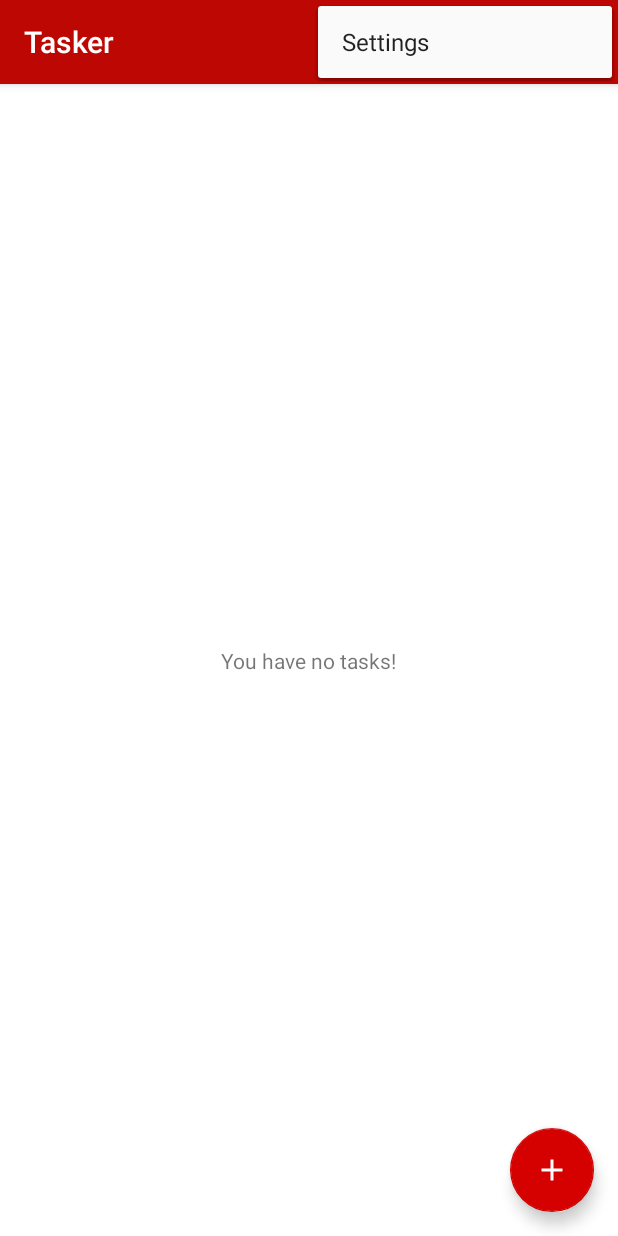
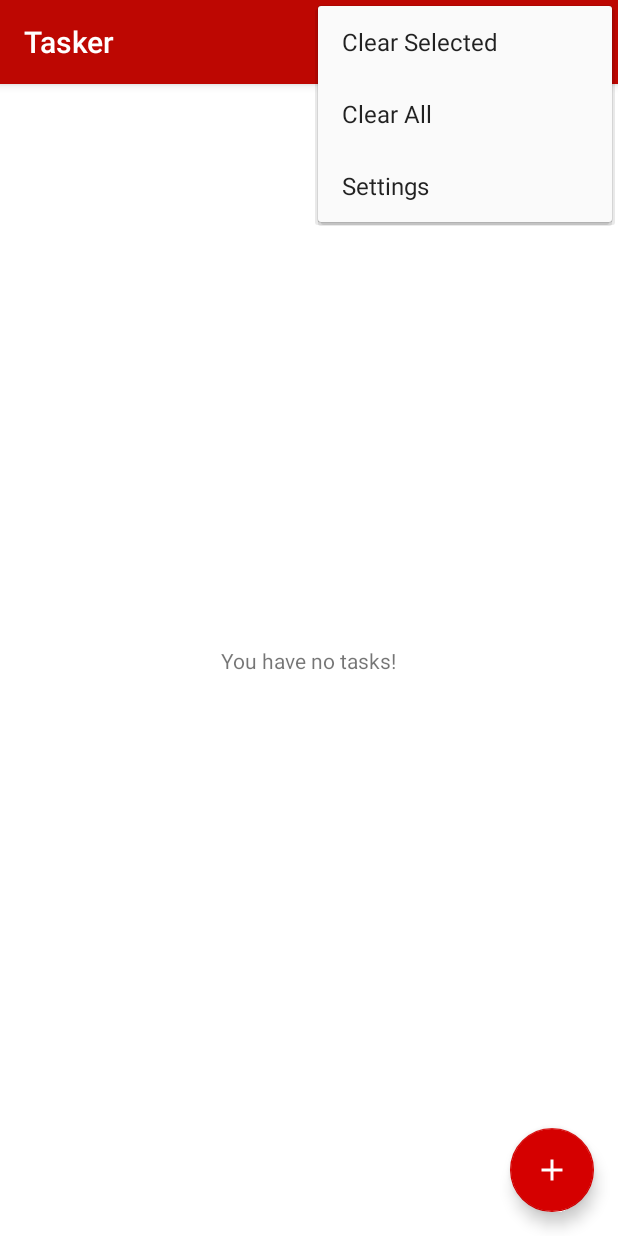
Before and after one commit to Goochy12/Tasker, an Android app: the screen it shows after launch (MainActivity), with the options menu open, on a phone screen of 412 x 824 dp. Run offline under Robolectric (Android 15) with nearby library versions, the light colour scheme and no system bars; our stand-ins replace Room's generated code.

Commit message:
added menu settings

```diff
--- a/app/src/main/res/menu/menu_main.xml
+++ b/app/src/main/res/menu/menu_main.xml
@@ -2,6 +2,17 @@
     xmlns:app="http://schemas.android.com/apk/res-auto"
     xmlns:tools="http://schemas.android.com/tools"
     tools:context="au.com.scroogetech.tasker.MainActivity">
+
+    <item
+        android:id="@+id/action_clear_selected"
+        android:title="@string/clear_selected"
+        app:showAsAction="never"/>
+
+    <item
+        android:id="@+id/action_clear_all"
+        android:title="@string/clear_all"
+        app:showAsAction="never"/>
+
     <item
         android:id="@+id/action_settings"
         android:orderInCategory="100"
--- a/app/src/main/res/values/strings.xml
+++ b/app/src/main/res/values/strings.xml
@@ -2,5 +2,7 @@
     <string name="app_name">Tasker</string>
     <string name="action_settings">Settings</string>
     <string name="no_tasks_message">You have no tasks!</string>
+    <string name="clear_all">Clear All</string>
+    <string name="clear_selected">Clear Selected</string>
 
 </resources>
```
Also changed, not shown: app/src/main/java/au/com/scroogetech/tasker/MainActivity.java (+11 -9 lines).
